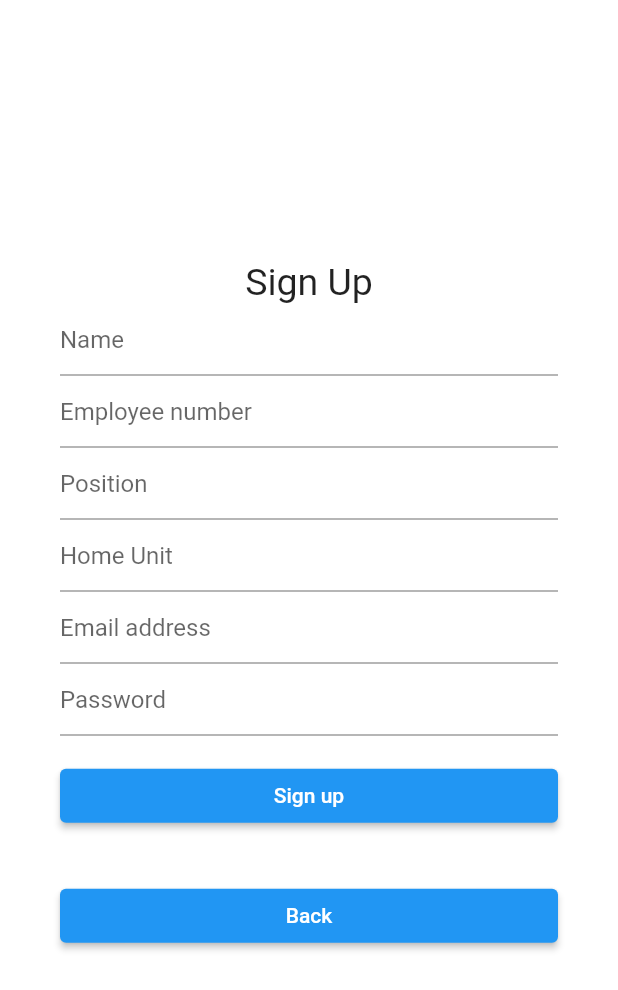
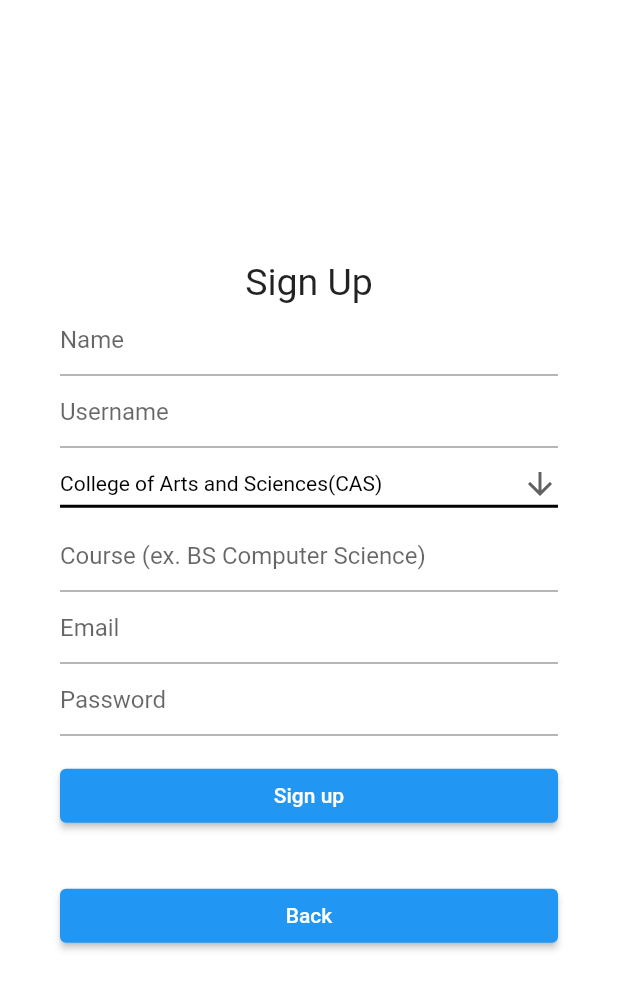
Before and after one commit to jakiebravarian/Kumusta-HealthMonitoringApp, a Flutter app: the screen it shows after launch, after a tap on "Sign Up as User", on a phone screen of 412 x 824 dp. Shown: the top 990 px of the screen. Run offline on Flutter 3.47's test engine with Material 2 defaults, Android fonts, the phone set to English and light mode, and no system bars; our stand-ins replace cloud_firestore, email_validator, firebase_auth, firebase_core; accounts and stored records are empty.

Commit message:
feat: user-authentication + some fixing in admin authentication

```diff
--- a/health_monitoring_app/lib/api/firebase_admin_api.dart
+++ b/health_monitoring_app/lib/api/firebase_admin_api.dart
@@ -8,7 +8,7 @@ class FirebaseAdminAPI {
       final docRef = await db.collection("admin").add(admin);
       await db.collection("admin").doc(docRef.id).update({'id': docRef.id});
 
-      return "New user was added!";
+      return "New admin was added!";
     } on FirebaseException catch (e) {
       return "Failed with error '${e.code}: ${e.message}";
     }
--- a/health_monitoring_app/lib/main.dart
+++ b/health_monitoring_app/lib/main.dart
@@ -1,5 +1,6 @@
 import 'package:flutter/material.dart';
 import 'package:project_app/providers/admin_provider.dart';
+import 'package:project_app/providers/user_provider.dart';
 
 import 'package:provider/provider.dart';
 
@@ -20,6 +21,7 @@ void main() async {
       providers: [
         ChangeNotifierProvider(create: ((context) => AuthProvider())),
         ChangeNotifierProvider(create: ((context) => AdminProvider())),
+        ChangeNotifierProvider(create: ((context) => UserProvider())),
       ],
       child: MyApp(),
     ),
--- /dev/null
+++ b/health_monitoring_app/lib/models/user_model.dart
@@ -0,0 +1,58 @@
+import 'dart:convert';
+
+class User {
+  final String email;
+  String? id;
+  String name;
+  String username;
+  String course;
+  String stdnum;
+  List<String>? illnessList;
+  bool? isQuarantined;
+  bool? isAdmin;
+  bool? isUnderMonitoring;
+
+  User(
+      {required this.email,
+      this.id,
+      required this.name,
+      required this.username,
+      required this.course,
+      required this.stdnum,
+      this.illnessList,
+      this.isQuarantined,
+      this.isAdmin,
+      this.isUnderMonitoring});
+
+  // Factory constructor to instantiate object from json format
+  factory User.fromJson(Map<String, dynamic> json) {
+    return User(
+        email: json['email'],
+        id: json['id'],
+        name: json['name'],
+        username: json['username'],
+        course: json['course'],
+        stdnum: json['studentNum'],
+        isQuarantined: json['isQuarantined'],
+        isAdmin: json['isAdmin'],
+        isUnderMonitoring: json['isUnderMonitoring']);
+  }
+
+  static List<User> fromJsonArray(String jsonData) {
+    final Iterable<dynamic> data = jsonDecode(jsonData);
+    return data.map<User>((dynamic d) => User.fromJson(d)).toList();
+  }
+
+  Map<String, dynamic> toJson(User user) {
+    return {
+      'email': user.email,
+      'name': user.name,
+      'username': user.username,
+      'course': user.course,
+      'studentNum': user.stdnum,
+      'isQuarantined': user.isQuarantined,
+      'isAdmin': user.isAdmin,
+      'isUnderMonitoring': user.isUnderMonitoring
+    };
+  }
+}
--- /dev/null
+++ b/health_monitoring_app/lib/providers/user_provider.dart
@@ -0,0 +1,51 @@
+import 'package:flutter/material.dart';
+import '../api/firebase_admin_api.dart';
+import '../api/firebase_user_api.dart';
+import '../models/user_model.dart';
+
+class UserProvider with ChangeNotifier {
+  late FirebaseUserAPI firebaseService;
+  // late Stream<QuerySnapshot> _todosStream;
+  // Todo? _selectedTodo;
+
+  UserProvider() {
+    firebaseService = FirebaseUserAPI();
+  }
+
+  // getter
+  // Stream<QuerySnapshot> get todos => _todosStream;
+  // Todo get selected => _selectedTodo!;
+
+  // changeSelectedTodo(Todo item) {
+  //   _selectedTodo = item;
+  // }
+
+  // void fetchTodos() {
+  //   _todosStream = firebaseService.getAllTodos();
+  //   notifyListeners();
+  // }
+
+  void addUser(User user) async {
+    String message = await firebaseService.addUser(user.toJson(user));
+    print(message);
+    notifyListeners();
+  }
+
+  // void editTodo(int index, String newTitle) {
+  //   // _todoList[index].title = newTitle;
+  //   print("Edit");
+  //   notifyListeners();
+  // }
+
+  // void deleteTodo() async {
+  //   String message = await firebaseService.deleteTodo(_selectedTodo!.id);
+  //   print(message);
+  //   notifyListeners();
+  // }
+
+  // void toggleStatus(int index, bool status) {
+  //   // _todoList[index].completed = status;
+  //   print("Toggle Status");
+  //   notifyListeners();
+  // }
+}
--- a/health_monitoring_app/lib/screens/login.dart
+++ b/health_monitoring_app/lib/screens/login.dart
@@ -1,6 +1,7 @@
 import 'package:email_validator/email_validator.dart';
 import 'package:flutter/material.dart';
 import 'package:project_app/screens/Entry.dart';
+import 'package:project_app/screens/user_signup.dart';
 import 'package:provider/provider.dart';
 import '../providers/auth_provider.dart';
 import 'admin_signup.dart';
@@ -87,7 +88,7 @@ class _LoginPageState extends State<LoginPage> {
         onPressed: () async {
           Navigator.of(context).push(
             MaterialPageRoute(
-              builder: (context) => const SignupPage(),
+              builder: (context) => const UserSignupPage(),
             ),
           );
         },
@@ -103,7 +104,7 @@ class _LoginPageState extends State<LoginPage> {
         onPressed: () async {
           Navigator.of(context).push(
             MaterialPageRoute(
-              builder: (context) => const SignupPage(),
+              builder: (context) => const AdminSignupPage(),
             ),
           );
         },
--- a/health_monitoring_app/lib/screens/user_signup.dart
+++ b/health_monitoring_app/lib/screens/user_signup.dart
@@ -0,0 +1,185 @@
+// ignore_for_file: use_build_context_synchronously
+
+import 'package:email_validator/email_validator.dart';
+import 'package:flutter/material.dart';
+
+import 'package:project_app/providers/user_provider.dart';
+import 'package:provider/provider.dart';
+
+import '../models/user_model.dart';
+
+import '../providers/auth_provider.dart';
+
+class UserSignupPage extends StatefulWidget {
+  const UserSignupPage({super.key});
+  @override
+  _UserSignupPageState createState() => _UserSignupPageState();
+}
+
+class _UserSignupPageState extends State<UserSignupPage> {
+  List<String> collegeList = <String>[
+    'College of Arts and Sciences(CAS)',
+    'College of Economics and Management (CEM)',
+    'College of Engineering and Agro-Industrial Technology (CEAT)',
+    'College of Forestry and Natural Resources (CFNR)',
+    'College of Human Ecology (CHE)',
+    'College of Public Affairs and Development (CPAf)',
+    'College of Veterinary Medicine (CVM)',
+    'Graduate School (GS)',
+    'School of Environmental Science and Management (SESAM)'
+  ];
+
+  late String chosenCollege;
+
+  @override
+  void initState() {
+    // TODO: implement initState
+    chosenCollege = collegeList.first;
+    super.initState();
+  }
+
+  @override
+  Widget build(BuildContext context) {
+    TextEditingController emailController = TextEditingController();
+    TextEditingController passwordController = TextEditingController();
+    TextEditingController nameController = TextEditingController();
+    TextEditingController usernameController = TextEditingController();
+    TextEditingController stdNumController = TextEditingController();
+
+    TextEditingController courseController = TextEditingController();
+
+    final formKey = GlobalKey<FormState>();
+
+    TextFormField formFieldBuilder(controller, hintText, placeholder) {
+      return (TextFormField(
+        controller: controller,
+        decoration: InputDecoration(
+          hintText: hintText,
+        ),
+        validator: (value) {
+          if (value == null || value.isEmpty) {
+            return 'Please enter your $placeholder.';
+          }
+        },
+      ));
+    }
+
+    final email = TextFormField(
+        key: const Key('emailField'),
+        controller: emailController,
+        decoration: const InputDecoration(
+          hintText: "Email",
+        ),
+        validator: (value) {
+          if (value == null || value.isEmpty) {
+            return 'Please enter your email.';
+          } else if (!EmailValidator.validate(value)) {
+            return 'Invalid email address.';
+          }
+        });
+
+    final password = TextFormField(
+        key: const Key('pwField'),
+        controller: passwordController,
+        obscureText: true,
+        decoration: const InputDecoration(
+          hintText: 'Password',
+        ),
+        validator: (value) {
+          if (value == null || value.isEmpty) {
+            return 'Please enter your password.';
+          } else if (value.toString().length <= 6) {
+            return 'Weak password';
+          }
+        });
+
+    final signupButton = Padding(
+      padding: const EdgeInsets.symmetric(vertical: 16.0),
+      child: ElevatedButton(
+        onPressed: () async {
+          if (chosenCollege == "Select college") {}
+          if (formKey.currentState!.validate()) {
+            User temp = User(
+              email: emailController.text,
+              name: nameController.text,
+              username: usernameController.text,
+              course: courseController.text,
+              stdnum: stdNumController.text,
+            );
+            context.read<UserProvider>().addUser(temp);
+
+            await context
+                .read<AuthProvider>()
+                .signUp(emailController.text, passwordController.text);
+
+            if (context.mounted) Navigator.pop(context);
+          }
+        },
+        child: const Text('Sign up', style: TextStyle(color: Colors.white)),
+      ),
+    );
+
+    final backButton = Padding(
+      padding: const EdgeInsets.symmetric(vertical: 16.0),
+      child: ElevatedButton(
+        onPressed: () async {
+          Navigator.pop(context);
+        },
+        child: const Text('Back', style: TextStyle(color: Colors.white)),
+      ),
+    );
+
+    final dropDownCollege = DropdownButton<String>(
+      value: chosenCollege,
+      icon: const Icon(Icons.arrow_downward),
+      elevation: 16,
+      style: const TextStyle(color: Color.fromARGB(255, 0, 0, 0)),
+      underline: Container(
+        height: 2,
+        color: Color.fromARGB(255, 0, 0, 0),
+      ),
+      onChanged: (String? value) {
+        // This is called when the user selects an item.
+        setState(() {
+          chosenCollege = value!;
+        });
+      },
+      isExpanded: true,
+      items: collegeList.map<DropdownMenuItem<String>>((String value) {
+        return DropdownMenuItem<String>(
+          value: value,
+          child: Text(value),
+        );
+      }).toList(),
+    );
+
+    return Scaffold(
+      backgroundColor: Colors.white,
+      body: Form(
+        key: formKey,
+        child: Center(
+          child: ListView(
+            shrinkWrap: true,
+            padding: const EdgeInsets.only(left: 40.0, right: 40.0),
+            children: <Widget>[
+              const Text(
+                "Sign Up",
+                textAlign: TextAlign.center,
+                style: TextStyle(fontSize: 25),
+              ),
+              formFieldBuilder(nameController, "Name", "name"),
+              formFieldBuilder(usernameController, "Username", "username"),
+              dropDownCollege,
+              formFieldBuilder(courseController,
+                  "Course (ex. BS Computer Science)", "course"),
+              email,
+              password,
+              signupButton,
+              backButton
+            ],
+          ),
+        ),
+      ),
+    );
+  }
+}
```
Also changed, not shown: health_monitoring_app/lib/api/firebase_user_api.dart (added, +16 -0 lines), health_monitoring_app/lib/screens/admin_signup.dart (+33 -90 lines).
